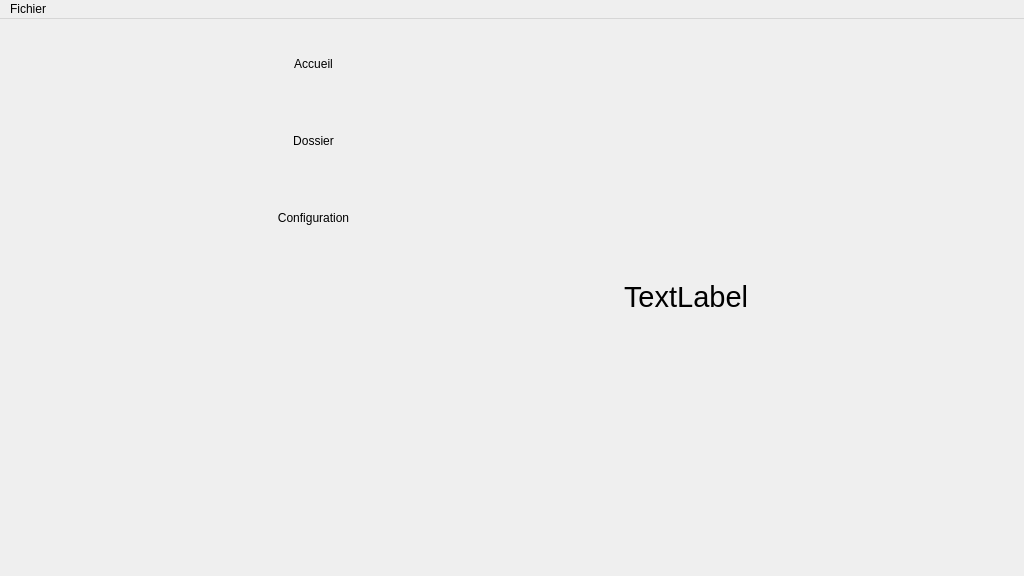
Before: the Qt Designer form Projet/gui/mainwindow.ui in dtbinh/Projet_L021, drawn with Qt 5.
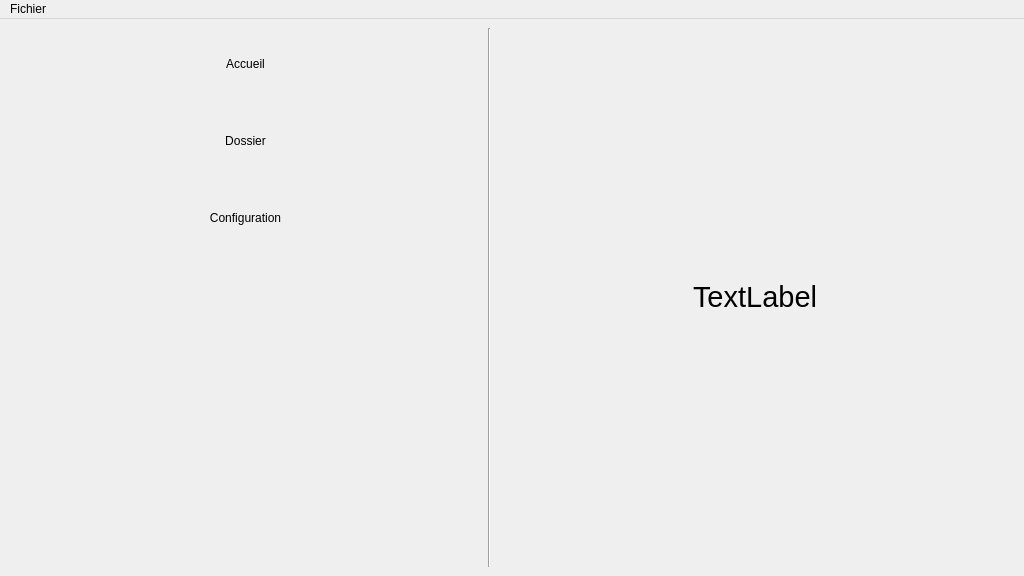
After: the same form once the commit is applied.

Patch:
```diff
--- a/Projet/gui/mainwindow.ui
+++ b/Projet/gui/mainwindow.ui
@@ -125,6 +125,13 @@
       </item>
      </layout>
     </item>
+    <item>
+     <widget class="Line" name="line">
+      <property name="orientation">
+       <enum>Qt::Vertical</enum>
+      </property>
+     </widget>
+    </item>
     <item>
      <layout class="QVBoxLayout" name="corps">
       <item>
```
